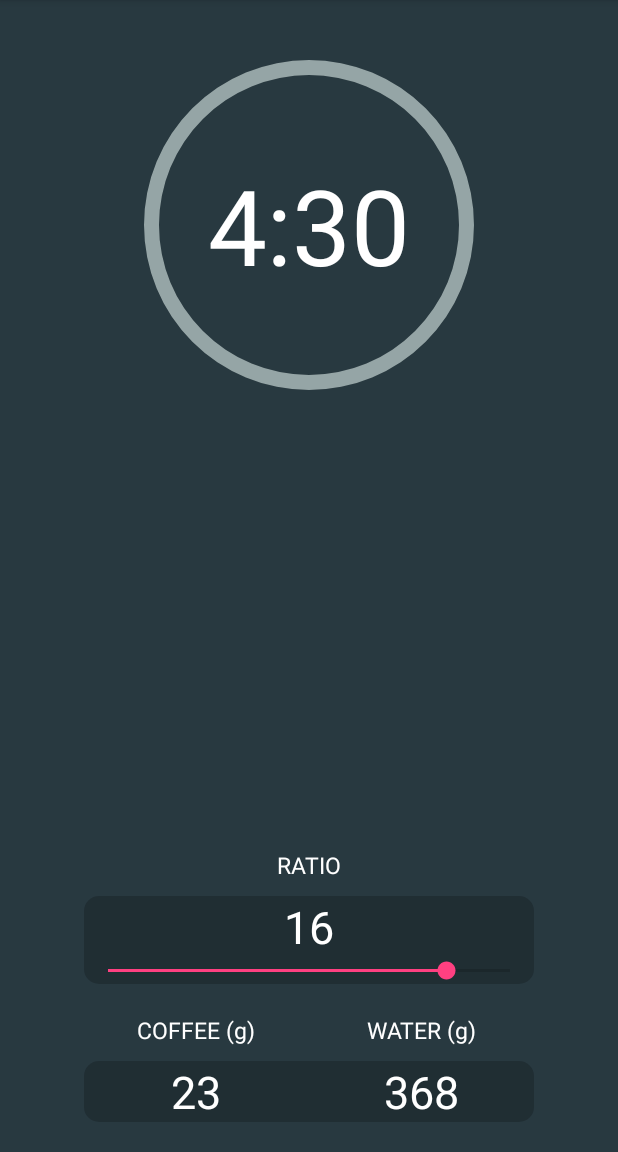
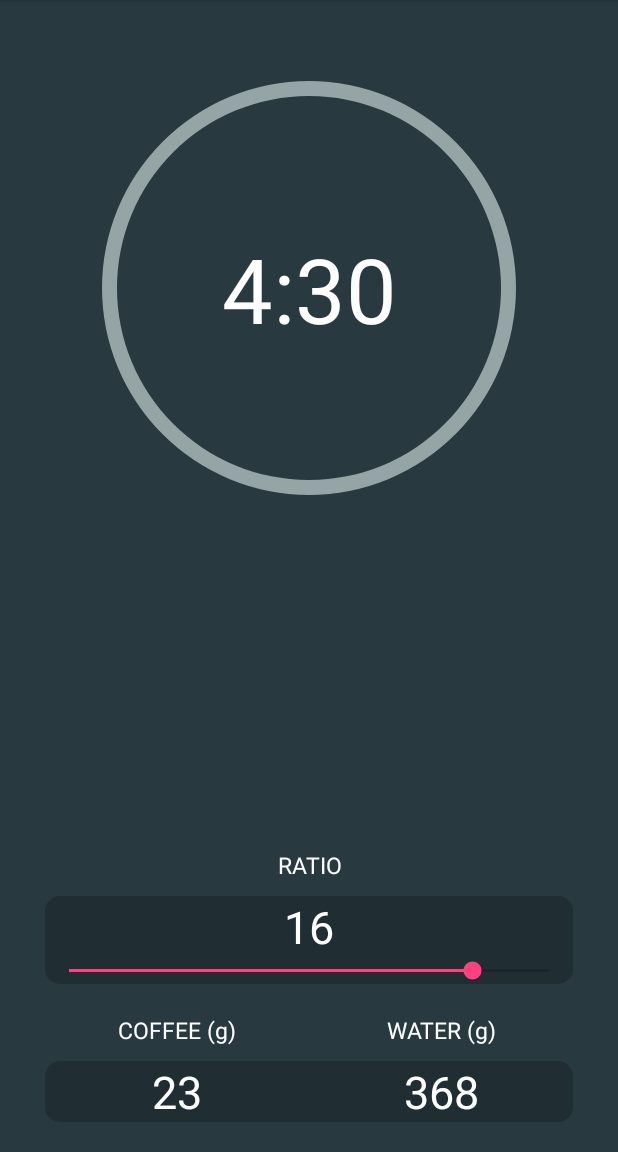
Before and after one commit to akosborn/Pressta, an Android app: the fragment HotBrewFragment shown on its own in the app's theme, on a phone screen of 412 x 824 dp, the part 84-1236 px from its top. Run offline under Robolectric (Android 15) with nearby library versions, the phone set to English and light mode, and no system bars.

Commit message:
redesigned fragment_hot_brew.xml with ConstraintLayout

```diff
--- a/app/build.gradle
+++ b/app/build.gradle
@@ -21,7 +21,7 @@ android {
 dependencies {
     implementation fileTree(include: ['*.jar'], dir: 'libs')
     implementation 'com.android.support:appcompat-v7:26.1.0'
-    implementation 'com.android.support.constraint:constraint-layout:1.0.2'
+    implementation 'com.android.support.constraint:constraint-layout:1.1.0-beta4'
     testImplementation 'junit:junit:4.12'
     androidTestImplementation 'com.android.support.test:runner:1.0.1'
     androidTestImplementation 'com.android.support.test.espresso:espresso-core:3.0.1'
--- a/app/src/main/java/me/andrewosborn/pressta/controller/HotBrewFragment.java
+++ b/app/src/main/java/me/andrewosborn/pressta/controller/HotBrewFragment.java
@@ -7,6 +7,7 @@ import android.graphics.Color;
 import android.os.Bundle;
 import android.os.CountDownTimer;
 import android.support.annotation.Nullable;
+import android.support.constraint.ConstraintLayout;
 import android.support.v4.app.Fragment;
 import android.support.v7.widget.AppCompatSeekBar;
 import android.text.Editable;
@@ -33,7 +34,7 @@ public class HotBrewFragment extends Fragment
     private EditText mWaterWeightField;
     private ProgressBar mBrewProgressBar;
     private CountDownTimer mCountDownTimer;
-    private RelativeLayout mProgressBarLayout;
+    private ConstraintLayout mProgressBarLayout;
     private TextView mTimeRemainingTextView;
     private AppCompatSeekBar mRatioSeekbar;
     private TextView mRatioTextView;
@@ -128,7 +129,7 @@ public class HotBrewFragment extends Fragment
             }
         });
 
-        mProgressBarLayout = (RelativeLayout) view.findViewById(R.id.layout_progress_bar);
+        mProgressBarLayout = (ConstraintLayout) view.findViewById(R.id.con_layout_countdown);
         mBrewProgressBar = (ProgressBar) view.findViewById(R.id.progress_bar_brew_countdown);
         mTimeRemainingTextView = (TextView) view.findViewById(R.id.text_view_time_remaining);
 
--- a/app/src/main/res/layout/fragment_hot_brew.xml
+++ b/app/src/main/res/layout/fragment_hot_brew.xml
@@ -1,23 +1,39 @@
 <?xml version="1.0" encoding="utf-8"?>
-<RelativeLayout xmlns:android="http://schemas.android.com/apk/res/android"
-                android:layout_width="match_parent"
-                android:layout_height="match_parent"
-                android:background="@color/teal"
-                xmlns:tools="http://schemas.android.com/tools">
+<android.support.constraint.ConstraintLayout
+    xmlns:android="http://schemas.android.com/apk/res/android"
+    xmlns:app="http://schemas.android.com/apk/res-auto"
+    xmlns:tools="http://schemas.android.com/tools"
+    android:layout_width="match_parent"
+    android:layout_height="match_parent"
+    android:background="@color/teal">
 
-    <RelativeLayout
-        android:id="@+id/layout_progress_bar"
-        android:layout_width="300dp"
-        android:layout_height="300dp"
-        android:layout_centerHorizontal="true">
+    <android.support.constraint.Guideline
+        android:id="@+id/guideline"
+        android:layout_width="wrap_content"
+        android:layout_height="wrap_content"
+        android:orientation="horizontal"
+        app:layout_constraintGuide_percent="0.5"/>
+
+    <android.support.constraint.ConstraintLayout
+        android:id="@+id/con_layout_countdown"
+        android:layout_width="0dp"
+        android:layout_height="0dp"
+        app:layout_constraintBottom_toTopOf="@id/guideline"
+        app:layout_constraintEnd_toEndOf="parent"
+        app:layout_constraintStart_toStartOf="parent"
+        app:layout_constraintTop_toTopOf="parent">
 
         <ProgressBar
             android:id="@+id/progress_bar_brew_countdown"
             style="?android:attr/progressBarStyleHorizontal"
-            android:layout_centerInParent="true"
-            android:layout_width="match_parent"
-            android:layout_height="match_parent"
+            android:layout_width="0dp"
+            android:layout_height="0dp"
             android:indeterminate="false"
+            app:layout_constraintDimensionRatio="W,1:1"
+            app:layout_constraintTop_toTopOf="parent"
+            app:layout_constraintBottom_toBottomOf="parent"
+            app:layout_constraintLeft_toLeftOf="parent"
+            app:layout_constraintRight_toRightOf="parent"
             android:background="@drawable/circular_progress_bar_black"
             android:progressDrawable="@drawable/circular_progress_bar_concrete"/>
 
@@ -25,32 +41,42 @@
             android:id="@+id/text_view_time_remaining"
             android:layout_width="wrap_content"
             android:layout_height="wrap_content"
-            android:layout_centerInParent="true"
+            app:layout_constraintLeft_toLeftOf="parent"
+            app:layout_constraintRight_toRightOf="parent"
+            app:layout_constraintTop_toTopOf="parent"
+            app:layout_constraintBottom_toBottomOf="parent"
             tools:text="4:30"
-            android:textSize="70sp"
+            android:textSize="60sp"
             android:textColor="@android:color/white"/>
 
-    </RelativeLayout>
+    </android.support.constraint.ConstraintLayout>
 
-    <RelativeLayout
-        android:layout_width="match_parent"
-        android:layout_height="wrap_content"
-        android:layout_alignParentBottom="true"
-        android:layout_below="@id/layout_progress_bar"
-        android:layout_centerHorizontal="true">
+    <android.support.constraint.ConstraintLayout
+        android:id="@+id/rel_layout_weights"
+        android:layout_width="0dp"
+        android:layout_height="0dp"
+        app:layout_constraintTop_toBottomOf="@id/guideline"
+        app:layout_constraintEnd_toEndOf="parent"
+        app:layout_constraintStart_toStartOf="parent"
+        app:layout_constraintBottom_toBottomOf="parent"
+        android:layout_marginStart="30dp"
+        android:layout_marginEnd="30dp">
 
         <LinearLayout
-            android:id="@+id/linear_layout_weights"
-            android:layout_width="300dp"
+            android:id="@+id/lin_layout_weights"
+            android:layout_width="0dp"
             android:layout_height="wrap_content"
-            android:layout_alignParentBottom="true"
-            android:layout_centerHorizontal="true"
+            app:layout_constraintLeft_toLeftOf="parent"
+            app:layout_constraintRight_toRightOf="parent"
+            app:layout_constraintBottom_toBottomOf="parent"
             android:layout_marginBottom="20dp"
             android:background="@drawable/layout_rounded_bg">
+
             <EditText
                 android:id="@+id/edit_text_coffee_weight"
-                android:layout_width="150dp"
+                android:layout_width="0dp"
                 android:layout_height="wrap_content"
+                android:layout_weight="50"
                 android:gravity="center_horizontal"
                 android:inputType="number"
                 android:textSize="30sp"
@@ -58,10 +84,12 @@
                 android:textColor="@android:color/white"
                 tools:text="23"
                 android:cursorVisible="false"/>
+
             <EditText
                 android:id="@+id/edit_text_water_weight"
-                android:layout_width="150dp"
+                android:layout_width="0dp"
                 android:layout_height="wrap_content"
+                android:layout_weight="50"
                 android:gravity="center_horizontal"
                 android:inputType="number"
                 android:textSize="30sp"
@@ -73,35 +101,44 @@
 
         <LinearLayout
             android:id="@+id/linear_layout_weight_labels"
-            android:layout_width="wrap_content"
+            android:layout_width="0dp"
             android:layout_height="wrap_content"
-            android:layout_centerHorizontal="true"
-            android:layout_above="@id/linear_layout_weights"
+            app:layout_constraintLeft_toLeftOf="parent"
+            app:layout_constraintRight_toRightOf="parent"
+            app:layout_constraintBottom_toTopOf="@id/lin_layout_weights"
             android:layout_marginBottom="10dp">
+
             <TextView
-                android:layout_width="150dp"
+                android:layout_width="0dp"
                 android:layout_height="wrap_content"
+                android:layout_weight="50"
                 android:gravity="center_horizontal"
                 android:text="@string/text_view_label_coffee"
                 android:labelFor="@id/edit_text_coffee_weight"
                 android:textSize="15sp"/>
+
             <TextView
-                android:layout_width="150dp"
+                android:layout_width="0dp"
                 android:layout_height="wrap_content"
+                android:layout_weight="50"
                 android:gravity="center_horizontal"
                 android:text="@string/text_view_label_water"
                 android:labelFor="@id/edit_text_water_weight"
                 android:textSize="15sp"/>
+
         </LinearLayout>
 
         <LinearLayout
-            android:id="@+id/rel_layout_ratio"
-            android:layout_width="300dp"
+            android:id="@+id/lin_layout_ratio"
+            android:layout_width="0dp"
             android:layout_height="wrap_content"
+            app:layout_constraintLeft_toLeftOf="parent"
+            app:layout_constraintRight_toRightOf="parent"
+            app:layout_constraintBottom_toTopOf="@id/linear_layout_weight_labels"
+            app:layout_constraintWidth_default="percent"
+            app:layout_constraintWidth_percent="1"
             android:orientation="vertical"
-            android:layout_centerHorizontal="true"
             android:layout_marginBottom="20dp"
-            android:layout_above="@id/linear_layout_weight_labels"
             android:background="@drawable/layout_rounded_bg">
 
             <TextView
@@ -122,14 +159,16 @@
         </LinearLayout>
 
         <TextView
-            android:layout_width="wrap_content"
+            android:layout_width="0dp"
             android:layout_height="wrap_content"
-            android:layout_above="@id/rel_layout_ratio"
-            android:layout_centerHorizontal="true"
+            app:layout_constraintLeft_toLeftOf="parent"
+            app:layout_constraintRight_toRightOf="parent"
+            app:layout_constraintBottom_toTopOf="@id/lin_layout_ratio"
+            android:gravity="center_horizontal"
             android:text="@string/ratio_label"
             android:textSize="15sp"
             android:layout_marginBottom="10dp"/>
 
-    </RelativeLayout>
+    </android.support.constraint.ConstraintLayout>
 
-</RelativeLayout>
+</android.support.constraint.ConstraintLayout>
```
